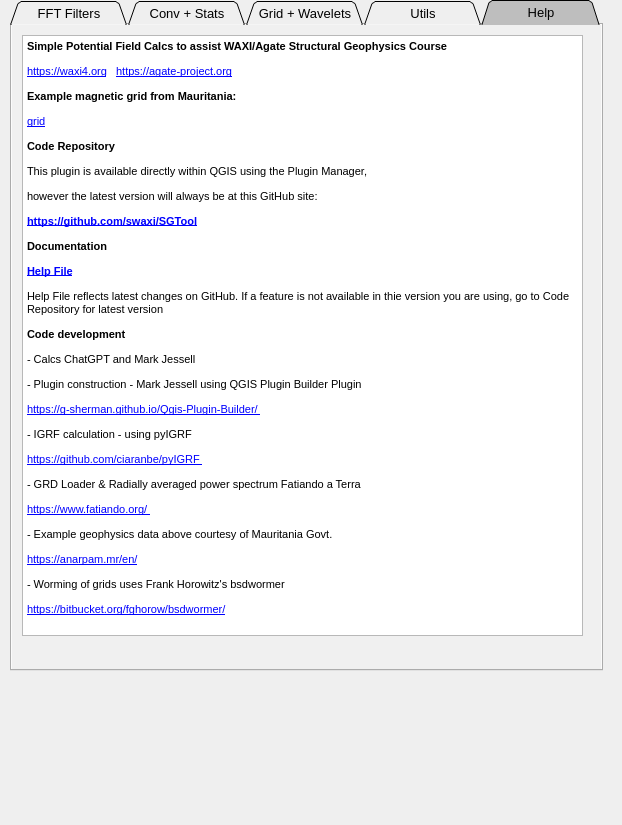
This is SGTool_dockwidget_base.ui in swaxi/SGTool as Qt 5 draws it before an edit. The edited form follows.
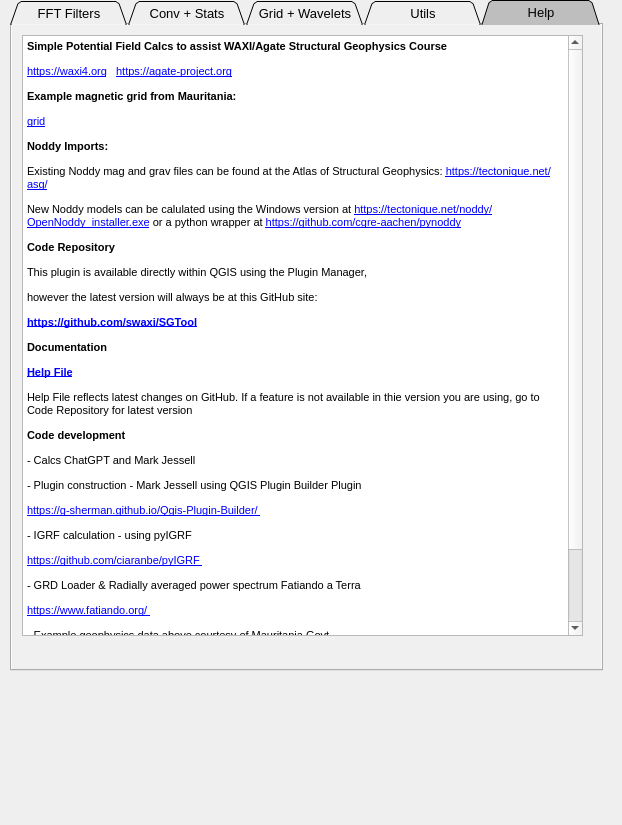
This is the edited form. The open tabs and pages were chosen to show the change. Custom widgets are drawn as their Qt base class.

Commit message: add noddy info to help tab

What changed in the file:
```diff
--- a/SGTool_dockwidget_base.ui
+++ b/SGTool_dockwidget_base.ui
@@ -3379,6 +3379,9 @@
 &lt;p style=&quot; margin-top:12px; margin-bottom:12px; margin-left:0px; margin-right:0px; -qt-block-indent:0; text-indent:0px;&quot;&gt;&lt;a href=&quot;https://waxi4.org&quot;&gt;&lt;span style=&quot; font-size:8pt; text-decoration: underline; color:#0000ff;&quot;&gt;https://waxi4.org&lt;/span&gt;&lt;/a&gt;&lt;span style=&quot; font-size:8pt;&quot;&gt;   &lt;/span&gt;&lt;a href=&quot;https://agate-project.org&quot;&gt;&lt;span style=&quot; font-size:8pt; text-decoration: underline; color:#0000ff;&quot;&gt;https://agate-project.org&lt;/span&gt;&lt;/a&gt;&lt;span style=&quot; font-size:8pt;&quot;&gt; &lt;/span&gt;&lt;/p&gt;
 &lt;p style=&quot; margin-top:12px; margin-bottom:12px; margin-left:0px; margin-right:0px; -qt-block-indent:0; text-indent:0px;&quot;&gt;&lt;span style=&quot; font-size:8pt; font-weight:600;&quot;&gt;Example magnetic grid from Mauritania:&lt;/span&gt;&lt;/p&gt;
 &lt;p style=&quot; margin-top:12px; margin-bottom:12px; margin-left:0px; margin-right:0px; -qt-block-indent:0; text-indent:0px;&quot;&gt;&lt;a href=&quot;http://tectonique.net/sgtools_data/ogrm_usgs_mag_tmi.tif&quot;&gt;&lt;span style=&quot; font-size:8pt; text-decoration: underline; color:#0000ff;&quot;&gt;grid&lt;/span&gt;&lt;/a&gt;&lt;/p&gt;
+&lt;p style=&quot; margin-top:12px; margin-bottom:12px; margin-left:0px; margin-right:0px; -qt-block-indent:0; text-indent:0px;&quot;&gt;&lt;span style=&quot; font-size:8pt; font-weight:600;&quot;&gt;Noddy Imports:&lt;/span&gt;&lt;/p&gt;
+&lt;p style=&quot; margin-top:12px; margin-bottom:12px; margin-left:0px; margin-right:0px; -qt-block-indent:0; text-indent:0px;&quot;&gt;&lt;span style=&quot; font-size:8pt;&quot;&gt;Existing Noddy mag and grav files can be found at the Atlas of Structural Geophysics: &lt;/span&gt;&lt;a href=&quot;https://tectonique.net/asg/&quot;&gt;&lt;span style=&quot; font-size:8pt; text-decoration: underline; color:#0000ff;&quot;&gt;https://tectonique.net/asg/&lt;/span&gt;&lt;/a&gt;&lt;/p&gt;
+&lt;p style=&quot; margin-top:12px; margin-bottom:12px; margin-left:0px; margin-right:0px; -qt-block-indent:0; text-indent:0px;&quot;&gt;&lt;span style=&quot; font-size:8pt;&quot;&gt;New Noddy models can be calulated using the Windows version at &lt;/span&gt;&lt;a href=&quot;https://tectonique.net/noddy/OpenNoddy_installer.exe&quot;&gt;&lt;span style=&quot; font-size:8pt; text-decoration: underline; color:#0000ff;&quot;&gt;https://tectonique.net/noddy/OpenNoddy_installer.exe&lt;/span&gt;&lt;/a&gt;&lt;span style=&quot; font-size:8pt;&quot;&gt; or a python wrapper at &lt;/span&gt;&lt;a href=&quot;https://github.com/cgre-aachen/pynoddy&quot;&gt;&lt;span style=&quot; font-size:8pt; text-decoration: underline; color:#0000ff;&quot;&gt;https://github.com/cgre-aachen/pynoddy&lt;/span&gt;&lt;/a&gt;&lt;/p&gt;
 &lt;p style=&quot; margin-top:12px; margin-bottom:12px; margin-left:0px; margin-right:0px; -qt-block-indent:0; text-indent:0px;&quot;&gt;&lt;span style=&quot; font-size:8pt; font-weight:600;&quot;&gt;Code Repository&lt;/span&gt;&lt;/p&gt;
 &lt;p style=&quot; margin-top:12px; margin-bottom:12px; margin-left:0px; margin-right:0px; -qt-block-indent:0; text-indent:0px;&quot;&gt;&lt;span style=&quot; font-size:8pt;&quot;&gt;This plugin is available directly within QGIS using the Plugin Manager,&lt;/span&gt;&lt;/p&gt;
 &lt;p style=&quot; margin-top:12px; margin-bottom:12px; margin-left:0px; margin-right:0px; -qt-block-indent:0; text-indent:0px;&quot;&gt;&lt;span style=&quot; font-size:8pt;&quot;&gt;however the latest version will always be at this GitHub site: &lt;/span&gt;&lt;/p&gt;
```
